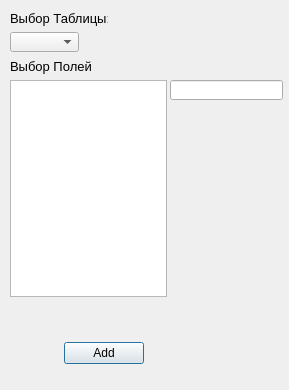
The window that dip/podsystem/podsystem/pole.ui (DmitriyG/Diplom) describes before a commit, drawn with Qt 5.
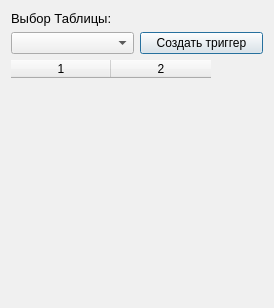
The same window after the commit.

```diff
--- a/dip/podsystem/podsystem/pole.ui
+++ b/dip/podsystem/podsystem/pole.ui
@@ -12,145 +12,205 @@
    <rect>
     <x>0</x>
     <y>0</y>
-    <width>289</width>
-    <height>390</height>
+    <width>274</width>
+    <height>308</height>
    </rect>
   </property>
+  <property name="sizePolicy">
+   <sizepolicy hsizetype="Fixed" vsizetype="Fixed">
+    <horstretch>0</horstretch>
+    <verstretch>0</verstretch>
+   </sizepolicy>
+  </property>
+  <property name="palette">
+   <palette>
+    <active>
+     <colorrole role="Midlight">
+      <brush brushstyle="SolidPattern">
+       <color alpha="255">
+        <red>255</red>
+        <green>255</green>
+        <blue>255</blue>
+       </color>
+      </brush>
+     </colorrole>
+     <colorrole role="Base">
+      <brush brushstyle="SolidPattern">
+       <color alpha="255">
+        <red>240</red>
+        <green>240</green>
+        <blue>240</blue>
+       </color>
+      </brush>
+     </colorrole>
+     <colorrole role="Window">
+      <brush brushstyle="SolidPattern">
+       <color alpha="255">
+        <red>240</red>
+        <green>240</green>
+        <blue>240</blue>
+       </color>
+      </brush>
+     </colorrole>
+    </active>
+    <inactive>
+     <colorrole role="Midlight">
+      <brush brushstyle="SolidPattern">
+       <color alpha="255">
+        <red>227</red>
+        <green>227</green>
+        <blue>227</blue>
+       </color>
+      </brush>
+     </colorrole>
+     <colorrole role="Base">
+      <brush brushstyle="SolidPattern">
+       <color alpha="255">
+        <red>240</red>
+        <green>240</green>
+        <blue>240</blue>
+       </color>
+      </brush>
+     </colorrole>
+     <colorrole role="Window">
+      <brush brushstyle="SolidPattern">
+       <color alpha="255">
+        <red>240</red>
+        <green>240</green>
+        <blue>240</blue>
+       </color>
+      </brush>
+     </colorrole>
+    </inactive>
+    <disabled>
+     <colorrole role="Midlight">
+      <brush brushstyle="SolidPattern">
+       <color alpha="255">
+        <red>247</red>
+        <green>247</green>
+        <blue>247</blue>
+       </color>
+      </brush>
+     </colorrole>
+     <colorrole role="Base">
+      <brush brushstyle="SolidPattern">
+       <color alpha="255">
+        <red>240</red>
+        <green>240</green>
+        <blue>240</blue>
+       </color>
+      </brush>
+     </colorrole>
+     <colorrole role="Window">
+      <brush brushstyle="SolidPattern">
+       <color alpha="255">
+        <red>240</red>
+        <green>240</green>
+        <blue>240</blue>
+       </color>
+      </brush>
+     </colorrole>
+    </disabled>
+   </palette>
+  </property>
   <property name="windowTitle">
    <string>Выбор полей</string>
   </property>
   <property name="modal">
    <bool>true</bool>
   </property>
-  <widget class="QLineEdit" name="lineEdit">
-   <property name="geometry">
-    <rect>
-     <x>170</x>
-     <y>80</y>
-     <width>113</width>
-     <height>20</height>
-    </rect>
-   </property>
-   <property name="font">
-    <font>
-     <pointsize>10</pointsize>
-    </font>
-   </property>
-  </widget>
-  <widget class="QLabel" name="label">
-   <property name="geometry">
-    <rect>
-     <x>10</x>
-     <y>10</y>
-     <width>98</width>
-     <height>16</height>
-    </rect>
-   </property>
-   <property name="font">
-    <font>
-     <pointsize>10</pointsize>
-    </font>
-   </property>
-   <property name="text">
-    <string>Выбор Таблицы:</string>
-   </property>
-  </widget>
-  <widget class="QComboBox" name="comboBox">
-   <property name="geometry">
-    <rect>
-     <x>10</x>
-     <y>32</y>
-     <width>69</width>
-     <height>20</height>
-    </rect>
-   </property>
-  </widget>
-  <widget class="QLabel" name="label_2">
-   <property name="geometry">
-    <rect>
-     <x>10</x>
-     <y>58</y>
-     <width>82</width>
-     <height>16</height>
-    </rect>
-   </property>
-   <property name="font">
-    <font>
-     <pointsize>10</pointsize>
-    </font>
-   </property>
-   <property name="text">
-    <string>Выбор Полей:</string>
-   </property>
-  </widget>
-  <widget class="QListView" name="listView">
-   <property name="geometry">
-    <rect>
-     <x>10</x>
-     <y>80</y>
-     <width>157</width>
-     <height>217</height>
-    </rect>
-   </property>
-   <property name="sizePolicy">
-    <sizepolicy hsizetype="Expanding" vsizetype="Expanding">
-     <horstretch>0</horstretch>
-     <verstretch>0</verstretch>
-    </sizepolicy>
-   </property>
-   <property name="font">
-    <font>
-     <pointsize>8</pointsize>
-    </font>
-   </property>
-   <property name="lineWidth">
-    <number>1</number>
-   </property>
-   <property name="selectionMode">
-    <enum>QAbstractItemView::MultiSelection</enum>
-   </property>
-   <property name="resizeMode">
-    <enum>QListView::Fixed</enum>
-   </property>
-   <property name="layoutMode">
-    <enum>QListView::SinglePass</enum>
-   </property>
-   <property name="batchSize">
-    <number>500</number>
-   </property>
-  </widget>
-  <widget class="QWidget" name="">
-   <property name="geometry">
-    <rect>
-     <x>21</x>
-     <y>341</y>
-     <width>123</width>
-     <height>25</height>
-    </rect>
-   </property>
-   <layout class="QHBoxLayout" name="horizontalLayout">
-    <item>
-     <spacer name="horizontalSpacer">
-      <property name="orientation">
-       <enum>Qt::Horizontal</enum>
-      </property>
-      <property name="sizeHint" stdset="0">
-       <size>
-        <width>40</width>
-        <height>20</height>
-       </size>
-      </property>
-     </spacer>
-    </item>
-    <item>
-     <widget class="QPushButton" name="pushButton">
-      <property name="text">
-       <string>Add</string>
-      </property>
-     </widget>
-    </item>
-   </layout>
-  </widget>
+  <layout class="QVBoxLayout" name="verticalLayout">
+   <item>
+    <layout class="QGridLayout" name="gridLayout">
+     <item row="0" column="0">
+      <widget class="QLabel" name="label">
+       <property name="sizePolicy">
+        <sizepolicy hsizetype="Preferred" vsizetype="Preferred">
+         <horstretch>0</horstretch>
+         <verstretch>0</verstretch>
+        </sizepolicy>
+       </property>
+       <property name="font">
+        <font>
+         <pointsize>10</pointsize>
+        </font>
+       </property>
+       <property name="text">
+        <string>Выбор Таблицы:</string>
+       </property>
+      </widget>
+     </item>
+     <item row="1" column="0">
+      <layout class="QHBoxLayout" name="horizontalLayout">
+       <item>
+        <widget class="QComboBox" name="comboBox">
+         <property name="sizePolicy">
+          <sizepolicy hsizetype="Preferred" vsizetype="Preferred">
+           <horstretch>0</horstretch>
+           <verstretch>0</verstretch>
+          </sizepolicy>
+         </property>
+         <property name="font">
+          <font>
+           <family>Segoe UI</family>
+          </font>
+         </property>
+        </widget>
+       </item>
+       <item>
+        <widget class="QPushButton" name="pushButton">
+         <property name="sizePolicy">
+          <sizepolicy hsizetype="Preferred" vsizetype="Preferred">
+           <horstretch>0</horstretch>
+           <verstretch>0</verstretch>
+          </sizepolicy>
+         </property>
+         <property name="text">
+          <string>Создать триггер</string>
+         </property>
+        </widget>
+       </item>
+      </layout>
+     </item>
+    </layout>
+   </item>
+   <item>
+    <widget class="QTableWidget" name="tableWidget">
+     <property name="frameShape">
+      <enum>QFrame::HLine</enum>
+     </property>
+     <property name="frameShadow">
+      <enum>QFrame::Sunken</enum>
+     </property>
+     <property name="lineWidth">
+      <number>0</number>
+     </property>
+     <property name="verticalScrollBarPolicy">
+      <enum>Qt::ScrollBarAsNeeded</enum>
+     </property>
+     <property name="horizontalScrollBarPolicy">
+      <enum>Qt::ScrollBarAlwaysOff</enum>
+     </property>
+     <property name="editTriggers">
+      <set>QAbstractItemView::CurrentChanged|QAbstractItemView::EditKeyPressed|QAbstractItemView::SelectedClicked</set>
+     </property>
+     <property name="gridStyle">
+      <enum>Qt::NoPen</enum>
+     </property>
+     <property name="sortingEnabled">
+      <bool>false</bool>
+     </property>
+     <property name="rowCount">
+      <number>0</number>
+     </property>
+     <property name="columnCount">
+      <number>2</number>
+     </property>
+     <column/>
+     <column/>
+    </widget>
+   </item>
+  </layout>
  </widget>
  <resources/>
  <connections/>
```
Left out of the diff: 2 changed lines with no effect on the pictures.
